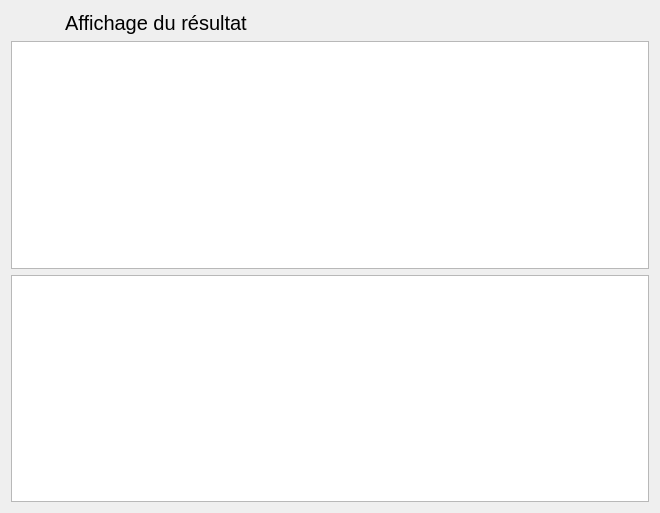
Qt form python/resources/ui/ResultWidget.ui (introlab/OpenIMU) before a commit.
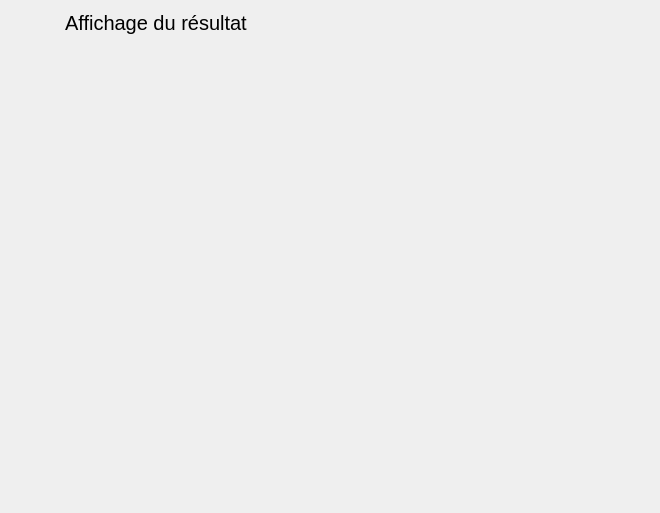
The same form after that commit. Icons and pictures are not drawn.

Patch:
```diff
--- a/python/resources/ui/ResultWidget.ui
+++ b/python/resources/ui/ResultWidget.ui
@@ -51,10 +51,19 @@
     </layout>
    </item>
    <item>
-    <widget class="QGraphicsView" name="graphChart"/>
-   </item>
-   <item>
-    <widget class="QTableWidget" name="tblResults"/>
+    <widget class="QWidget" name="centralWidget" native="true">
+     <property name="sizePolicy">
+      <sizepolicy hsizetype="Preferred" vsizetype="Expanding">
+       <horstretch>0</horstretch>
+       <verstretch>0</verstretch>
+      </sizepolicy>
+     </property>
+     <layout class="QVBoxLayout" name="verticalLayout_3">
+      <item>
+       <layout class="QVBoxLayout" name="centralLayout"/>
+      </item>
+     </layout>
+    </widget>
    </item>
   </layout>
  </widget>
```
Left out of the diff: 14 changed lines with no effect on the pictures.
